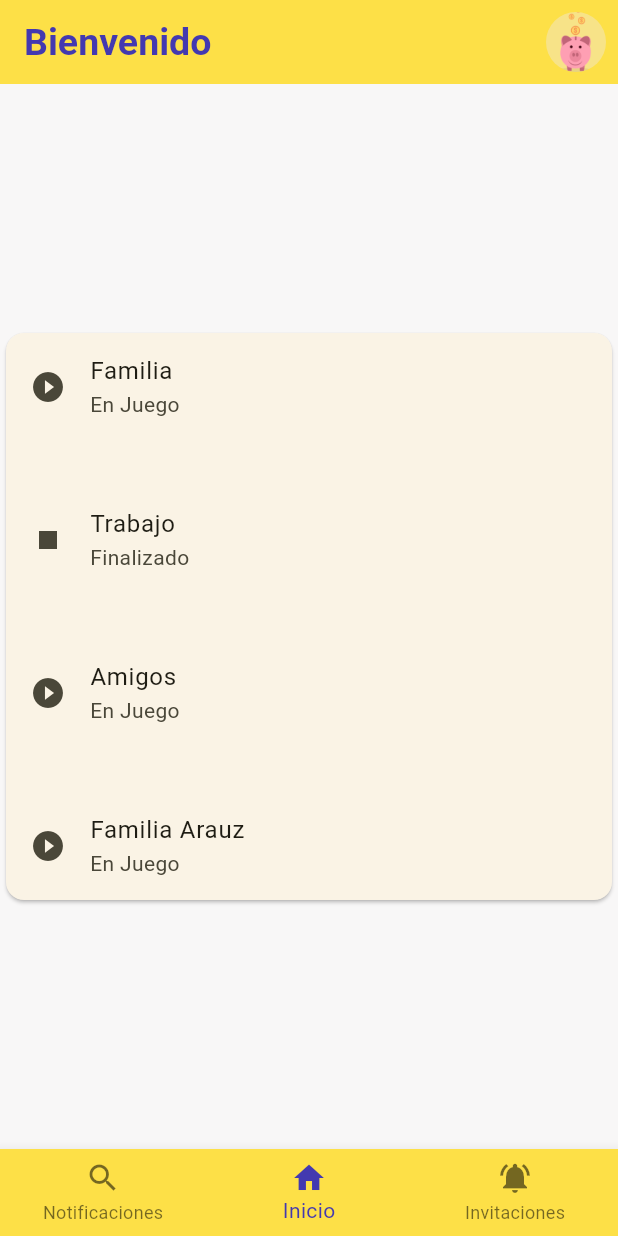
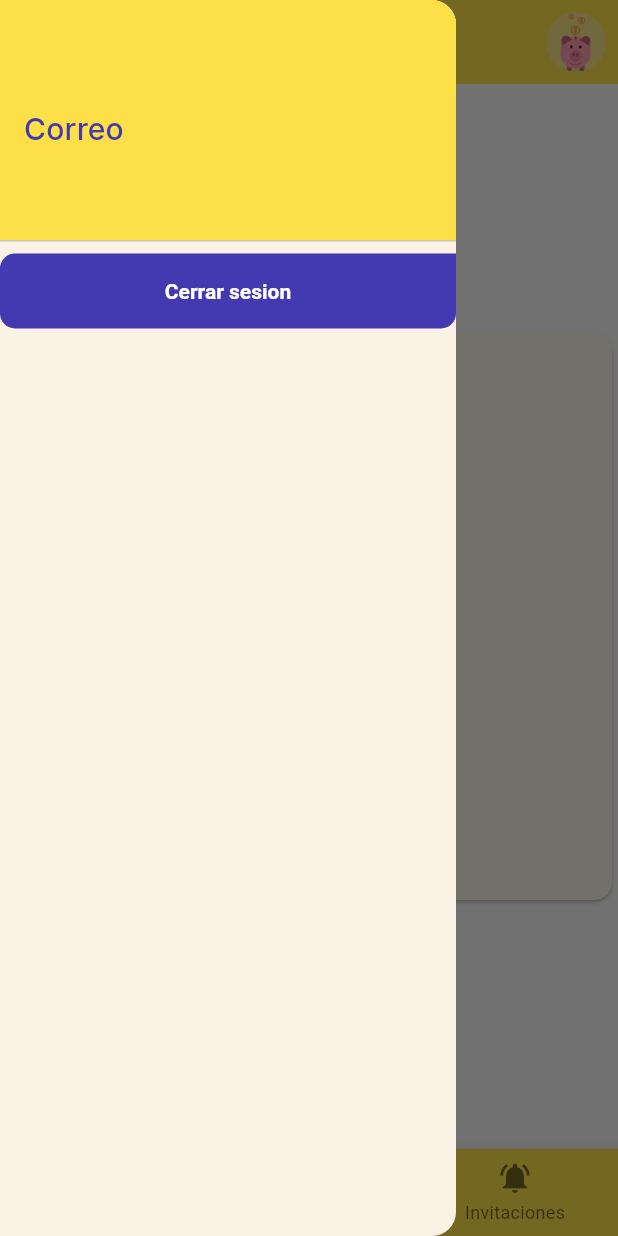
Before and after one commit to Nraihpuael/pasanaku-movil, a Flutter app: the HomeScreen screen opened by its route, with the side drawer open (before the commit the screen has no drawer), on a phone screen of 412 x 824 dp. Run offline on Flutter 3.47's test engine with Material 3 defaults, Android fonts, the light colour scheme and no system bars; our stand-ins replace go_router, google_fonts, shared_preferences; accounts and stored records are empty; statements that could not run were skipped.

Commit message:
local storage

```diff
--- a/lib/config/constant/environment.dart
+++ b/lib/config/constant/environment.dart
@@ -1,3 +1,4 @@
 class Environment{
-  static const String API_DELIVERY = "pasanaku-api.adaptable.app";
+  static const String API_DELIVERY = "192.168.0.15:3000";
+  //static const String API_DELIVERY = "pasanaku-api.adaptable.app";
 }
--- a/lib/config/theme/app_theme.dart
+++ b/lib/config/theme/app_theme.dart
@@ -1,6 +1,6 @@
 import 'package:flutter/material.dart';
 import 'package:google_fonts/google_fonts.dart';
-import 'package:pasanaku/config/config.dart';
+
 
 
 
--- a/lib/models/user.dart
+++ b/lib/models/user.dart
@@ -6,40 +6,47 @@ User userFromJson(String str) => User.fromJson(json.decode(str));
 String userToJson(User data) => json.encode(data.toJson());
 
 class User {
-
+    int? id;
     String? nombre;
     String? telefono;
     String? ci;
     String? email;
     String? direccion;
     String? password;
+    String? token;
 
     User({
+
       this.nombre,
       this.telefono,
       this.ci,
       this.email,
       this.direccion,
       this.password,
+      this.id,
+      this.token
     });
 
     factory User.fromJson(Map<String, dynamic> json) => User(
+        id: json["id"],
         nombre: json["nombre"],
         telefono: json["telefono"],
         ci: json["ci"],
         email: json["email"],
         direccion: json["direccion"],
         password: json["password"],
+        token: json["tokenMovil"]
     );
 
     Map<String, dynamic> toJson() => {
-        //"id": id,
+//        "id": id,
         "nombre": nombre,
         "telefono": telefono,
         "ci": ci,
         "email": email,
         "direccion": direccion,
         "password": password,
+        //"tokenMovil": token
     };
 }
 
--- a/lib/providers/user_provider.dart
+++ b/lib/providers/user_provider.dart
@@ -16,6 +16,7 @@ class UserProvider{
 
   BuildContext? context;
 
+  // ignore: body_might_complete_normally_nullable
   Future? init(BuildContext context){
     this.context = context;
   }
@@ -23,7 +24,7 @@ class UserProvider{
   Future<ResponseApi?> create(User user) async{
 
     try {
-      Uri uri = Uri.https(_url,'$_api/register');
+      Uri uri = Uri.http(_url,'$_api/register');
       String bodyParams = json.encode(user);
       Map<String, String> headers = {
         'Content-Type': 'application/json',
@@ -48,7 +49,7 @@ class UserProvider{
 
   Future<ResponseApi?> login(String email, String password) async{
       try {
-      Uri uri = Uri.https(_url,'$_api/login');
+      Uri uri = Uri.http(_url,'$_api/login');
       String bodyParams = json.encode({
         'email': email,
         'password': password,
--- a/lib/views/auth/presentation/screens/login_screen.dart
+++ b/lib/views/auth/presentation/screens/login_screen.dart
@@ -134,7 +134,8 @@ class _LoginFormState extends State<_LoginForm> {
               buttonColor: Color(0xFFFDE047),
               onPressed: (){
 
-                _con.login();
+                _con.login(context);
+                //context.go('/home');
                 //Navigator.push(context, MaterialPageRoute(builder: (_) => HomeScreen()));
               },
             )
--- /dev/null
+++ b/lib/views/home/presentation/controllers/home_controller.dart
@@ -0,0 +1,28 @@
+import 'package:flutter/material.dart';
+import 'package:flutter/widgets.dart';
+import 'package:pasanaku/models/models.dart';
+import 'package:pasanaku/views/shared/widgets/shared_pref.dart';
+
+class HomeController{
+  BuildContext? context;
+
+  SharedPref _sharedPref = SharedPref();
+  GlobalKey<ScaffoldState> key = GlobalKey<ScaffoldState>();
+  Function? refresh;
+  User? user;
+  Future? init(BuildContext context, Function refresh) async{
+    this.context = context;
+    this.refresh = refresh;
+    user = User.fromJson(await _sharedPref.read('user'));
+    refresh();
+  }
+
+  void logout(){
+    _sharedPref.logout(context!);
+  }
+
+
+  void openDrawer(){
+    key.currentState!.openDrawer();
+  }
+}
--- a/lib/views/home/presentation/screens/home_screen.dart
+++ b/lib/views/home/presentation/screens/home_screen.dart
@@ -1,12 +1,36 @@
 import 'package:flutter/material.dart';
+import 'package:flutter/scheduler.dart';
 import 'package:go_router/go_router.dart';
+import 'package:pasanaku/views/home/presentation/controllers/home_controller.dart';
+import 'package:pasanaku/views/shared/widgets/custom_filled_button.dart';
 
-class HomeScreen extends StatelessWidget {
+
+class HomeScreen extends StatefulWidget {
   const HomeScreen({super.key});
 
   @override
+  State<HomeScreen> createState() => _HomeScreenState();
+}
+
+class _HomeScreenState extends State<HomeScreen> {
+
+  HomeController con = HomeController();
+
+  @override
+  void initState() {
+    // TODO: implement initState
+    super.initState();
+    SchedulerBinding.instance.addPostFrameCallback((timeStamp) {
+      con.init(context, refresh);
+    });
+  }
+  @override
   Widget build(BuildContext context) {
+
+    final textStyles = Theme.of(context).textTheme;
     return Scaffold(
+      key: con.key,
+      drawer: _drawer(textStyles, con),
 
       appBar: AppBar(
         title: const Text('Bienvenido'),
@@ -19,7 +43,7 @@ class HomeScreen extends StatelessWidget {
           ),
         ],
       ),
-      body:const Center(
+      body: Center(
         child: Column(
           mainAxisAlignment: MainAxisAlignment.center,
           children: <Widget>[
@@ -93,4 +117,63 @@ class HomeScreen extends StatelessWidget {
       ),
     );
   }
+
+
+Widget _drawer(TextTheme styles, HomeController con){
+
+  return Drawer(
+
+    child: ListView(
+      padding: EdgeInsets.zero,
+      children: [
+        DrawerHeader(
+          decoration: BoxDecoration(
+            color: Color(0xFFFDE047),
+          ),
+          child: Column(
+            crossAxisAlignment: CrossAxisAlignment.start,
+            children: [
+              Text(
+                con.user?.email??'',
+                style: styles.titleMedium,
+                maxLines: 1,
+              ),
+              SizedBox(height: 10,),
+              Text(
+                'Correo',
+                style: styles.titleSmall,
+                maxLines: 1,
+              ),
+
+
+            ],
+          )
+        ),
+        SizedBox(
+            width: double.infinity,
+            height: 50,
+            child: CustomFilledButton(
+              text: 'Cerrar sesion',
+              buttonColor: Color(0xff4339B0),
+              onPressed: (){
+                con.logout();
+              },
+            )
+          )
+
+
+
+      ],
+    ),
+  );
+
+
 }
+
+void refresh(){
+  setState(() {
+
+  });
+}
+
+}
--- a/lib/views/shared/widgets/my_snackbar.dart
+++ b/lib/views/shared/widgets/my_snackbar.dart
@@ -4,6 +4,7 @@ class MySnackbar{
 
   static void show(BuildContext context, String text){
 
+    // ignore: unnecessary_null_comparison
     if (context == null) return;
 
     FocusScope.of(context).requestFocus(new FocusNode());
--- a/pubspec.yaml
+++ b/pubspec.yaml
@@ -18,6 +18,7 @@ dependencies:
   go_router: ^13.2.2
   google_fonts: ^6.2.1
   http: ^1.2.1
+  shared_preferences: ^2.2.3
 
 dev_dependencies:
   flutter_lints: ^3.0.0
```
Also changed, not shown: lib/views/auth/presentation/controllers/login_controller.dart (+19 -1 lines), lib/views/auth/presentation/controllers/register_controller.dart (+12 -2 lines), lib/views/shared/widgets/shared_pref.dart (added, +40 -0 lines), 1 other file.
